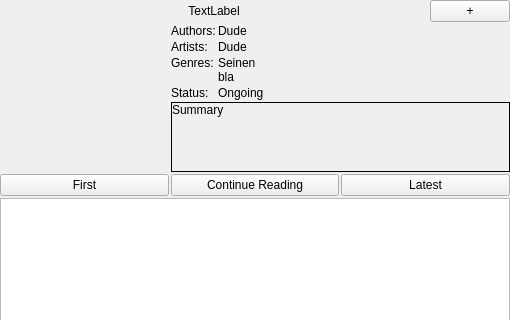
Old version of the form widgets/mangainfowidget.ui in the repository Rain92/UltimateMangaReader; both pictures show x 0 to 510 and y 0 to 320 of the 510 by 680 pixel window.
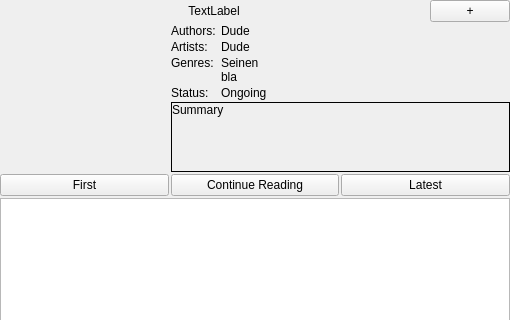
New version of the form.

Commit message: Add suspend resume fifo support Layout tweaks

```diff
--- a/widgets/mangainfowidget.ui
+++ b/widgets/mangainfowidget.ui
@@ -117,7 +117,7 @@
             </sizepolicy>
            </property>
            <property name="text">
-            <string>Authors:</string>
+            <string>Authors: </string>
            </property>
            <property name="alignment">
             <set>Qt::AlignLeading|Qt::AlignLeft|Qt::AlignTop</set>
@@ -152,7 +152,7 @@
             </sizepolicy>
            </property>
            <property name="text">
-            <string>Artists:</string>
+            <string>Artists: </string>
            </property>
            <property name="alignment">
             <set>Qt::AlignLeading|Qt::AlignLeft|Qt::AlignTop</set>
@@ -187,7 +187,7 @@
             </sizepolicy>
            </property>
            <property name="text">
-            <string>Genres:</string>
+            <string>Genres: </string>
            </property>
            <property name="alignment">
             <set>Qt::AlignLeading|Qt::AlignLeft|Qt::AlignTop</set>
@@ -223,7 +223,7 @@
             </sizepolicy>
            </property>
            <property name="text">
-            <string>Status:</string>
+            <string>Status: </string>
            </property>
            <property name="alignment">
             <set>Qt::AlignLeading|Qt::AlignLeft|Qt::AlignTop</set>
```
Left out of the diff: 2 changed lines with no effect on the pictures. The commit also changes 7 other files.
